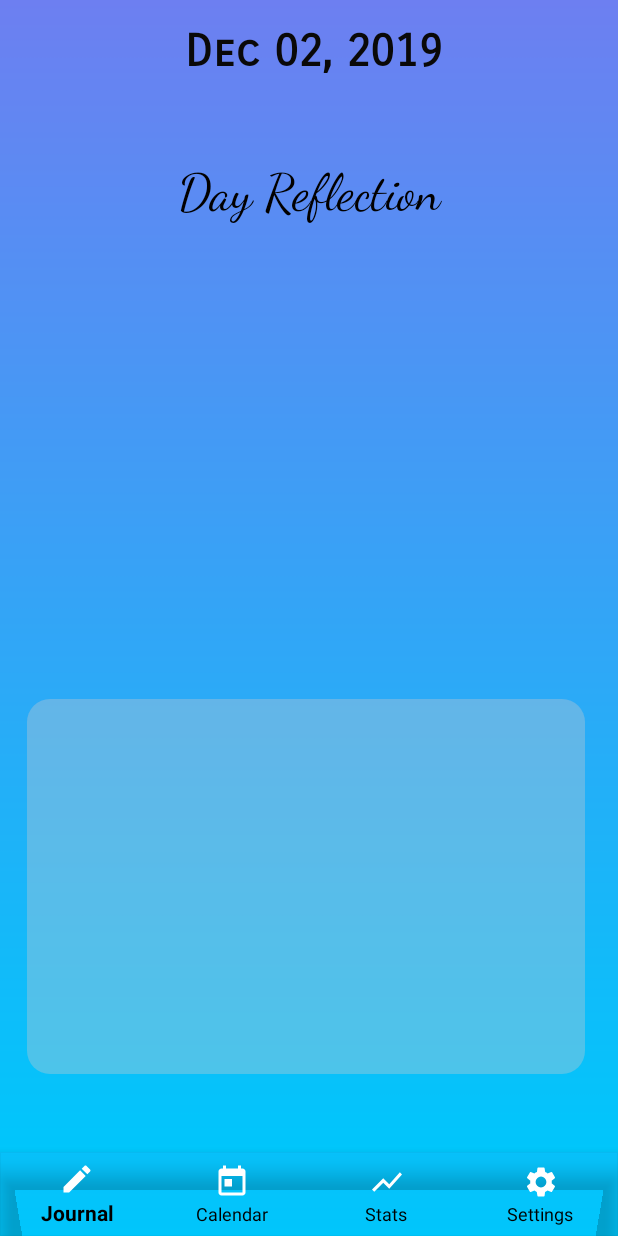
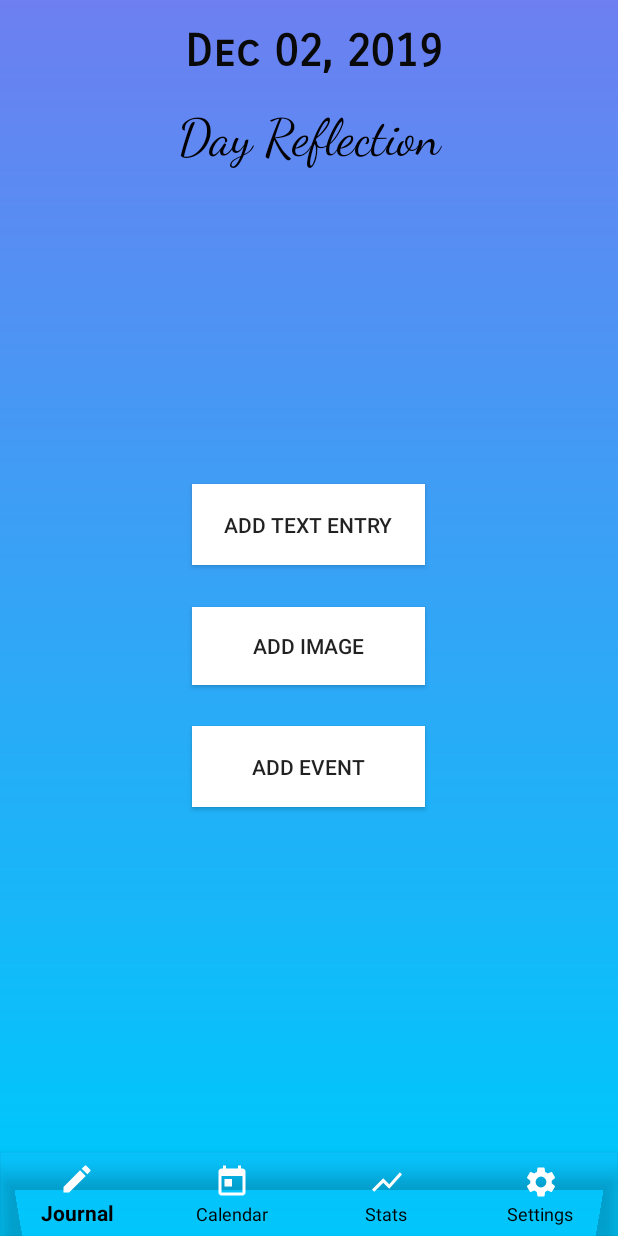
Before and after one commit to russe447/DailyJournal, an Android app: the screen it shows after launch (HomeScreenActivity), on a phone screen of 412 x 824 dp. Run offline under Robolectric (Android 15) with nearby library versions, the phone set to English and light mode, and no system bars.

```diff
--- a/app/src/main/res/layout/home_screen.xml
+++ b/app/src/main/res/layout/home_screen.xml
@@ -7,23 +7,6 @@
     android:layout_height="match_parent"
     android:background="@drawable/background">
 
-
-    <EditText
-        android:id="@+id/editText2"
-        android:layout_width="372dp"
-        android:layout_height="250dp"
-        android:layout_marginStart="21dp"
-        android:layout_marginEnd="22dp"
-        android:layout_marginBottom="52dp"
-        android:background="@drawable/rounded_corners"
-        android:ems="10"
-        android:gravity="start|top"
-        android:inputType="textMultiLine"
-        app:layout_constraintBottom_toBottomOf="parent"
-        app:layout_constraintEnd_toEndOf="parent"
-
-        app:layout_constraintHorizontal_bias="1.0"
-        app:layout_constraintStart_toStartOf="parent" />
 
     <TextView
         android:id="@+id/date"
@@ -48,15 +31,61 @@
         android:id="@+id/textView"
         android:layout_width="209dp"
         android:layout_height="52dp"
-        android:layout_marginBottom="306dp"
+        android:layout_marginTop="18dp"
         android:fontFamily="cursive"
         android:text="Day Reflection"
         android:textAlignment="center"
         android:textColor="#020000"
         android:textSize="34sp"
-        app:layout_constraintBottom_toTopOf="@+id/editText2"
         app:layout_constraintLeft_toLeftOf="parent"
-        app:layout_constraintRight_toRightOf="parent" />
+        app:layout_constraintRight_toRightOf="parent"
+        app:layout_constraintTop_toBottomOf="@+id/date" />
+
+    <Button
+        android:id="@+id/addText"
+        android:layout_width="155dp"
+        android:layout_height="54dp"
+        android:layout_marginStart="128dp"
+        android:layout_marginTop="187dp"
+        android:layout_marginEnd="128dp"
+        android:background="#FFFFFF"
+        android:text="Add Text Entry"
+        app:layout_constraintBottom_toTopOf="@+id/addImage"
+        app:layout_constraintEnd_toEndOf="parent"
+        app:layout_constraintHorizontal_bias="0.4"
+        app:layout_constraintStart_toStartOf="parent"
+        app:layout_constraintTop_toBottomOf="@+id/textView" />
+
+    <Button
+        android:id="@+id/addImage"
+        android:layout_width="155dp"
+        android:layout_height="52dp"
+        android:layout_marginStart="128dp"
+        android:layout_marginTop="16dp"
+        android:layout_marginEnd="128dp"
+        android:layout_marginBottom="16dp"
+        android:background="#FFFFFF"
+        android:text="Add Image"
+        app:layout_constraintBottom_toTopOf="@+id/addEvent"
+        app:layout_constraintEnd_toEndOf="parent"
+        app:layout_constraintHorizontal_bias="0.02"
+        app:layout_constraintStart_toStartOf="parent"
+        app:layout_constraintTop_toBottomOf="@+id/addText" />
+
+    <Button
+        android:id="@+id/addEvent"
+        android:layout_width="155dp"
+        android:layout_height="54dp"
+        android:layout_marginStart="128dp"
+        android:layout_marginEnd="128dp"
+        android:layout_marginBottom="218dp"
+        android:background="#FFFFFF"
+        android:text="Add event"
+        app:layout_constraintBottom_toBottomOf="parent"
+        app:layout_constraintEnd_toEndOf="parent"
+        app:layout_constraintHorizontal_bias="0.0"
+        app:layout_constraintStart_toStartOf="parent"
+        app:layout_constraintTop_toBottomOf="@+id/addImage" />
 
 
 </androidx.constraintlayout.widget.ConstraintLayout>
```
Also changed, not shown: app/src/main/java/com/example/dailyjournal/LoginActivity.kt (added, +61 -0 lines), app/src/main/java/com/example/dailyjournal/RegistrationActivity.kt (+24 -4 lines).
